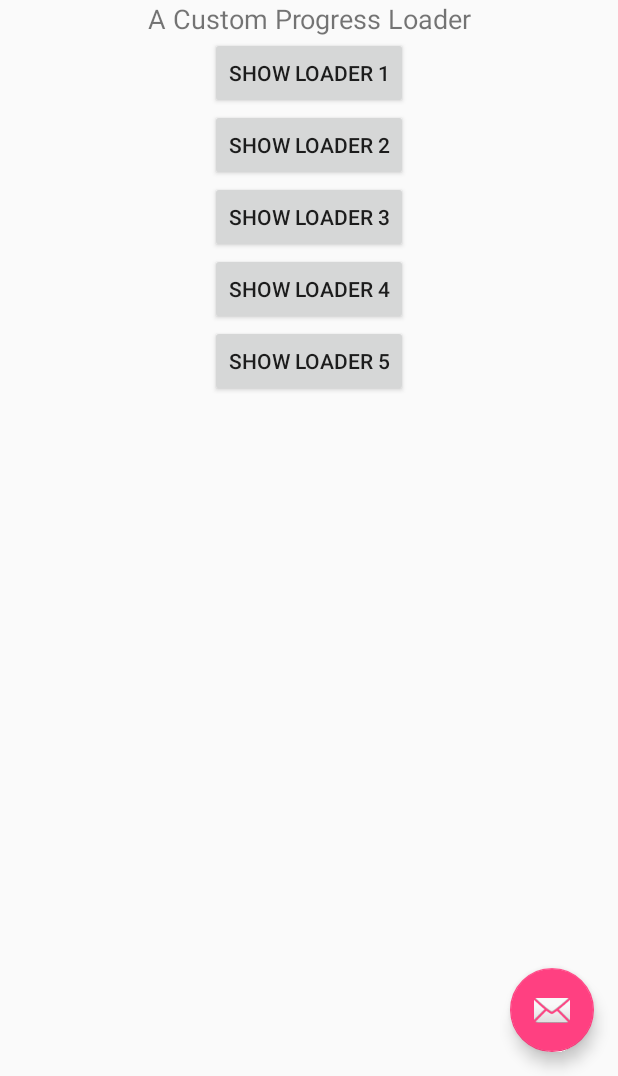
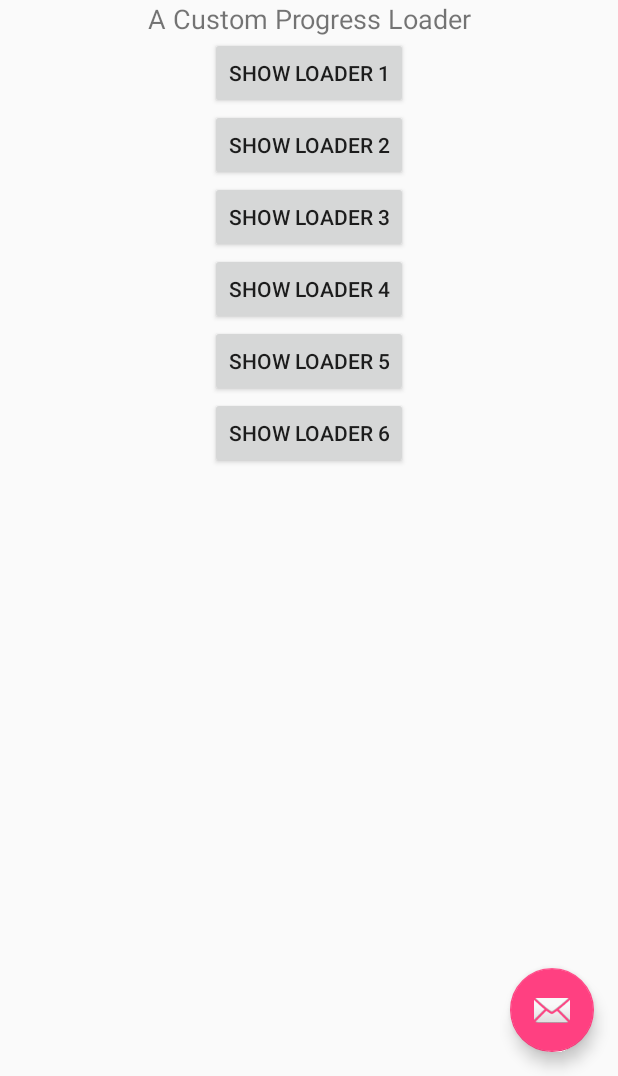
Before and after one commit to Mahendran-Sakkarai/Progression, an Android app: the screen it shows after launch (MainActivity), on a phone screen of 412 x 824 dp, the part 160-1236 px from its top. Run offline under Robolectric (Android 15) with nearby library versions, the phone set to English and light mode, and no system bars.

Commit message:
Implemented option to load with background.

```diff
--- a/app/src/main/java/com/yaiyaiyaa/progression_example/MainActivity.java
+++ b/app/src/main/java/com/yaiyaiyaa/progression_example/MainActivity.java
@@ -29,6 +29,8 @@ public class MainActivity extends AppCompatActivity {
     private Progression progression4;
     private Button showLoader5;
     private Progression progression5;
+    private Button showLoader6;
+    private Progression progression6;
 
     @Override
     protected void onCreate(Bundle savedInstanceState) {
@@ -57,14 +59,21 @@ public class MainActivity extends AppCompatActivity {
         showLoader3 = (Button) findViewById(R.id.show_loader3);
         showLoader4 = (Button) findViewById(R.id.show_loader4);
         showLoader5 = (Button) findViewById(R.id.show_loader5);
+        showLoader6 = (Button) findViewById(R.id.show_loader6);
         progression1 = Progression.initProgression(MainActivity.this, 1);
         progression2 = Progression.initProgression(MainActivity.this, 2);
         progression3 = Progression.initProgression(MainActivity.this, 3);
         progression4 = Progression.initProgression(MainActivity.this, 4);
         progression5 = Progression.initProgression(MainActivity.this, 4);
+        progression6 = Progression.initProgression(MainActivity.this, 4);
 
         // set color for loader
         progression5.setColor(0xFFFFFFFF);
+
+        // set loader text
+        progression6.setColor(0xFFFFFFFF);
+        progression6.setBackgroundColor(0xFF8fbe2c);
+        progression6.setLoadingText("Loading.. Please Wait..");
     }
 
     private void initializeListeners() {
@@ -162,6 +171,34 @@ public class MainActivity extends AppCompatActivity {
                 });
             }
         });
+
+        showLoader6.setOnClickListener(new View.OnClickListener() {
+            @Override
+            public void onClick(View v) {
+                shoLoader6();
+                runOnUiThread(new Runnable() {
+                    @Override
+                    public void run() {
+                        final Handler handler = new Handler();
+                        handler.postDelayed(new Runnable() {
+                            @Override
+                            public void run() {
+                                hideLoader6();
+                            }
+                        }, 3000);
+                    }
+                });
+            }
+        });
+    }
+
+    private void hideLoader6() {
+        if(progression6.isShowing())
+            progression6.dismiss();
+    }
+
+    private void shoLoader6() {
+        progression6.show();
     }
 
     private void hideLoader5() {
--- a/app/src/main/res/layout/content_main.xml
+++ b/app/src/main/res/layout/content_main.xml
@@ -16,50 +16,57 @@
     <TextView
         android:layout_width="match_parent"
         android:layout_height="wrap_content"
+        android:gravity="center"
+        android:text="@string/welcome_message"
         android:textSize="25dp"
-        android:textStyle="bold"
-        android:gravity="center"
-        android:text="@string/welcome_message" />
+        android:textStyle="bold" />
 
     <TextView
         android:layout_width="match_parent"
         android:layout_height="wrap_content"
-        android:textSize="18dp"
         android:gravity="center"
-        android:text="@string/description" />
+        android:text="@string/description"
+        android:textSize="18dp" />
 
     <Button
         android:id="@+id/show_loader1"
         android:layout_width="wrap_content"
         android:layout_height="wrap_content"
         android:layout_gravity="center"
-        android:text="@string/show_loader1"/>
+        android:text="@string/show_loader1" />
 
     <Button
         android:id="@+id/show_loader2"
         android:layout_width="wrap_content"
         android:layout_height="wrap_content"
         android:layout_gravity="center"
-        android:text="@string/show_loader2"/>
+        android:text="@string/show_loader2" />
 
     <Button
         android:id="@+id/show_loader3"
         android:layout_width="wrap_content"
         android:layout_height="wrap_content"
         android:layout_gravity="center"
-        android:text="@string/show_loader3"/>
+        android:text="@string/show_loader3" />
 
     <Button
         android:id="@+id/show_loader4"
         android:layout_width="wrap_content"
         android:layout_height="wrap_content"
         android:layout_gravity="center"
-        android:text="@string/show_loader4"/>
+        android:text="@string/show_loader4" />
 
     <Button
         android:id="@+id/show_loader5"
         android:layout_width="wrap_content"
         android:layout_height="wrap_content"
         android:layout_gravity="center"
-        android:text="@string/show_loader5"/>
+        android:text="@string/show_loader5" />
+
+    <Button
+        android:id="@+id/show_loader6"
+        android:layout_width="wrap_content"
+        android:layout_height="wrap_content"
+        android:layout_gravity="center"
+        android:text="@string/show_loader6" />
 </LinearLayout>
--- a/app/src/main/res/values/strings.xml
+++ b/app/src/main/res/values/strings.xml
@@ -8,4 +8,5 @@
     <string name="show_loader3">Show Loader 3</string>
     <string name="show_loader4">Show Loader 4</string>
     <string name="show_loader5">Show Loader 5</string>
+    <string name="show_loader6">Show Loader 6</string>
 </resources>
--- a/progression/build.gradle
+++ b/progression/build.gradle
@@ -20,6 +20,7 @@ android {
 }
 
 dependencies {
+    compile 'com.android.support:cardview-v7:23.0.1'
 }
 
 // build a jar with source files
--- a/progression/src/main/java/com/yaiyaiyaa/progression/Progression.java
+++ b/progression/src/main/java/com/yaiyaiyaa/progression/Progression.java
@@ -4,9 +4,11 @@ import android.app.ProgressDialog;
 import android.content.Context;
 import android.graphics.drawable.AnimationDrawable;
 import android.os.Bundle;
+import android.support.v7.widget.CardView;
 import android.view.View;
 import android.widget.ImageView;
 import android.widget.ProgressBar;
+import android.widget.TextView;
 
 /**
  * Created by mahendran on 28/12/15.
@@ -15,6 +17,8 @@ public class Progression extends ProgressDialog {
     private int mProgressColor;
     private int mLoader;
     private AnimationDrawable animateLoader;
+    private String mLoadingText;
+    private int mBackGroundColor;
 
     public static Progression initProgression(Context context, int loader) {
         Progression progression = new Progression(context, R.style.ProgressionTheme, loader);
@@ -33,11 +37,20 @@ public class Progression extends ProgressDialog {
         super(context, theme);
         this.mLoader = loader;
         this.mProgressColor = 0xFFFF0000;
+        this.mBackGroundColor = 0x00000000;
+        this.mLoadingText = "Loading..";
     }
 
     public void setColor(int color){
-        if(mLoader == 4)
-            mProgressColor = color;
+        mProgressColor = color;
+    }
+
+    public void setLoadingText(String text){
+        mLoadingText = text;
+    }
+
+    public void setBackgroundColor(int color){
+        mBackGroundColor = color;
     }
 
     @Override
@@ -47,6 +60,8 @@ public class Progression extends ProgressDialog {
 
         ImageView loaderContainer = (ImageView) findViewById(R.id.loader_image);
         ProgressBar progressBar = (ProgressBar) findViewById(R.id.progress_bar);
+        TextView loadingText = (TextView) findViewById(R.id.loader_text);
+        CardView cardViewContainer = (CardView) findViewById(R.id.loading_container);
 
         if (mLoader == 1) {
             loaderContainer.setBackgroundResource(R.drawable.loader1);
@@ -59,8 +74,15 @@ public class Progression extends ProgressDialog {
             animateLoader = (AnimationDrawable) loaderContainer.getBackground();
         } else if (mLoader == 4){
             loaderContainer.setVisibility(View.GONE);
+            cardViewContainer.setVisibility(View.VISIBLE);
             progressBar.setVisibility(View.VISIBLE);
             progressBar.getIndeterminateDrawable().setColorFilter(mProgressColor, android.graphics.PorterDuff.Mode.MULTIPLY);
+            if(mLoadingText != null) {
+                loadingText.setText(mLoadingText);
+                loadingText.setVisibility(View.VISIBLE);
+                loadingText.setTextColor(mProgressColor);
+            }
+            cardViewContainer.setCardBackgroundColor(mBackGroundColor);
         }
     }
 
--- /dev/null
+++ b/progression/src/main/res/drawable/loader_background.xml
@@ -0,0 +1,6 @@
+<?xml version="1.0" encoding="utf-8"?>
+<shape xmlns:android="http://schemas.android.com/apk/res/android">
+    <solid android:color="@color/green_background"/>
+    <corners android:radius="10dip"/>
+    <padding android:left="0dip" android:top="0dip" android:right="0dip" android:bottom="0dip" />
+</shape>
--- /dev/null
+++ b/progression/src/main/res/values/colors.xml
@@ -0,0 +1,4 @@
+<?xml version="1.0" encoding="utf-8"?>
+<resources>
+    <color name="green_background">#8fbe2c</color>
+</resources>
```
Also changed, not shown: progression/src/main/res/layout/loader1.xml (+35 -7 lines).
